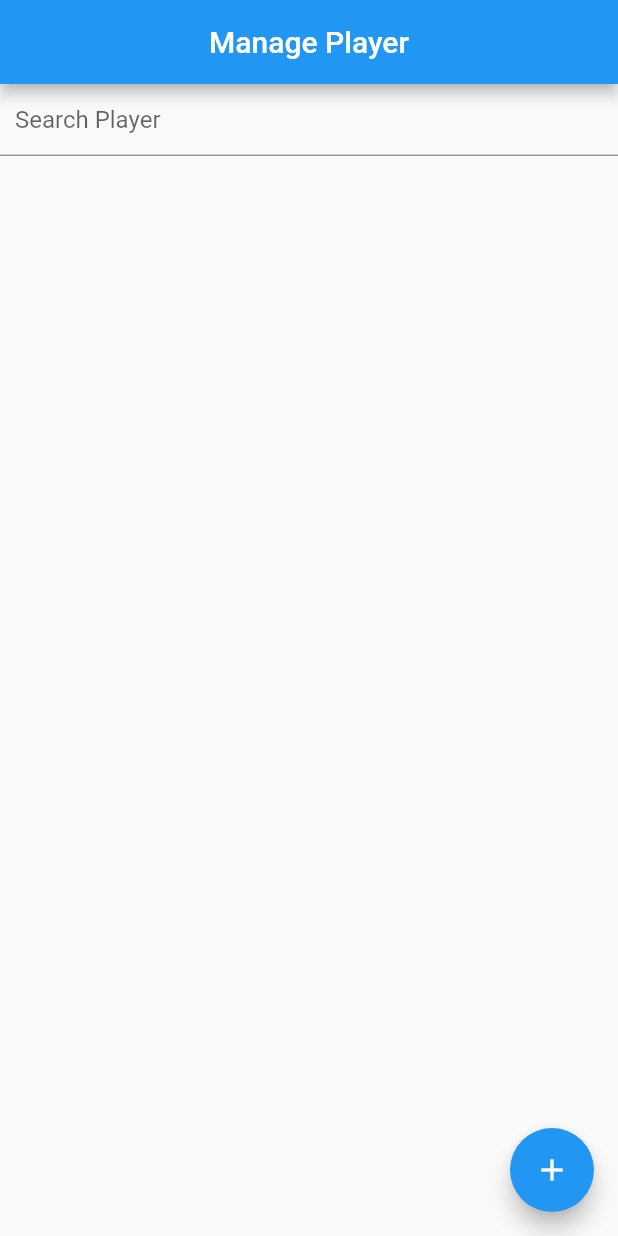
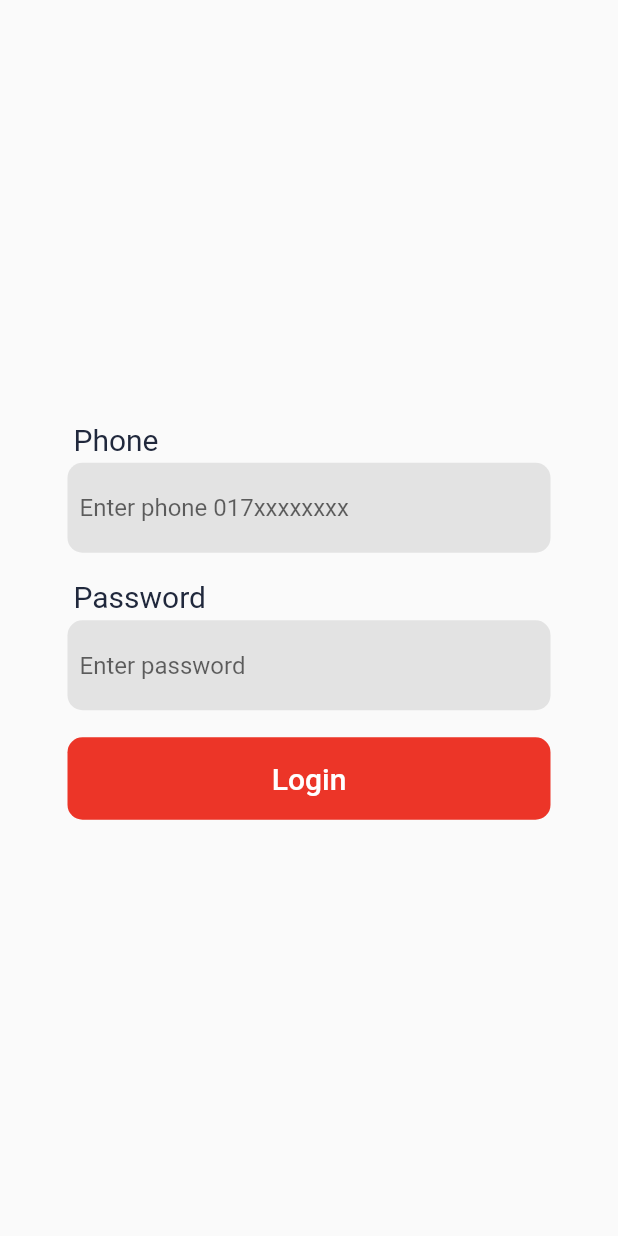
Before and after one commit to shuvoprosadsarnakar/fantasy_cricket, a Flutter app: the screen it shows after launch, on a phone screen of 412 x 824 dp. Run offline on Flutter 3.47's test engine with Material 2 defaults, Android fonts, the phone set to English and light mode, and no system bars; our stand-ins replace cloud_firestore; accounts and stored records are empty.

Commit message:
Login screen added

```diff
--- a/lib/main.dart
+++ b/lib/main.dart
@@ -1,3 +1,4 @@
+import 'package:fantasy_cricket/screens/auth/login.dart';
 import 'package:flutter/material.dart';
 import 'package:fantasy_cricket/screens/manage_player/manage_player.dart';
 
@@ -10,7 +11,7 @@ class MyApp extends StatelessWidget
   {
     return MaterialApp(
       title: 'Fantasy Cricket',
-      home: ManagePlayer(),
+      home: Login(),
       debugShowCheckedModeBanner: false,
     );
   }
--- a/lib/resources/colours/colour_pallate.dart
+++ b/lib/resources/colours/colour_pallate.dart
@@ -1,6 +1,9 @@
 import 'package:flutter/material.dart';
 
-class ColourPallate{
-  static Color backgroundColor = Colors.black ;
-  static Color textFieldBorderColor = Colors.white ;
+class ColourPallate {
+  static Color backgroundColor = Colors.black;
+  static Color textFieldBorderColor = Colors.white;
+  static Color mercury = Color(0xFFE3E3E3);
+  static Color ebonyClay = Color(0xFF20283C);
+  static Color pomegranate = Color(0xFFEC3528);
 }
--- /dev/null
+++ b/lib/screens/auth/login.dart
@@ -0,0 +1,91 @@
+import 'package:fantasy_cricket/resources/colours/colour_pallate.dart';
+import 'package:flutter/material.dart';
+
+class Login extends StatefulWidget {
+  @override
+  _LoginState createState() => _LoginState();
+}
+
+class _LoginState extends State<Login> {
+  @override
+  Widget build(BuildContext context) {
+    return Scaffold(
+        body: Padding(
+      padding: const EdgeInsets.fromLTRB(45, 0, 45, 0),
+      child: Column(
+        mainAxisAlignment: MainAxisAlignment.center,
+        crossAxisAlignment: CrossAxisAlignment.stretch,
+        children: [
+          Padding(
+            padding: const EdgeInsets.all(4.0),
+            child: Text(
+              "Phone",
+              style: TextStyle(color: ColourPallate.ebonyClay, fontSize: 20),
+            ),
+          ),
+          Container(
+            decoration: BoxDecoration(
+                color: ColourPallate.mercury,
+                borderRadius: BorderRadius.all(Radius.circular(10))),
+            child: Padding(
+              padding: EdgeInsets.fromLTRB(8, 6, 8, 6),
+              child: TextFormField(
+                cursorColor: Colors.black38,
+                decoration: InputDecoration(
+                  labelStyle: TextStyle(fontSize: 16),
+                  border: InputBorder.none,
+                  hintStyle: TextStyle(fontSize: 16),
+                  hintText: 'Enter phone 017xxxxxxxx',
+                ),
+              ),
+            ),
+          ),
+          SizedBox(height: 14),
+          Padding(
+            padding: const EdgeInsets.all(4.0),
+            child: Text(
+              "Password",
+              style: TextStyle(color: ColourPallate.ebonyClay, fontSize: 20),
+            ),
+          ),
+          Container(
+            decoration: BoxDecoration(
+                color: ColourPallate.mercury,
+                borderRadius: BorderRadius.all(Radius.circular(10))),
+            child: Padding(
+              padding: EdgeInsets.fromLTRB(8, 6, 8, 6),
+              child: TextFormField(
+                cursorColor: Colors.black38,
+                decoration: InputDecoration(
+                  labelStyle: TextStyle(fontSize: 16),
+                  border: InputBorder.none,
+                  hintStyle: TextStyle(fontSize: 16),
+                  hintText: 'Enter password',
+                ),
+              ),
+            ),
+          ),
+          SizedBox(height: 18),
+          TextButton(
+            child: Padding(
+              padding: const EdgeInsets.all(8.0),
+              child: Text(
+                'Login',
+                style: TextStyle(fontSize: 20),
+              ),
+            ),
+            style: TextButton.styleFrom(
+              shape: RoundedRectangleBorder(
+                  borderRadius: new BorderRadius.circular(10)),
+              primary: Colors.white,
+              backgroundColor: ColourPallate.pomegranate,
+            ),
+            onPressed: () {
+              print('Pressed');
+            },
+          )
+        ],
+      ),
+    ));
+  }
+}
```
